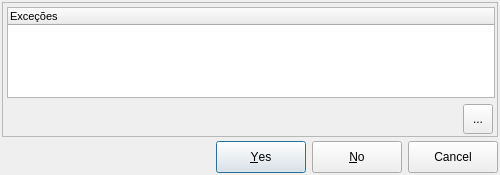
This is libpgmodeler_ui/ui/caixamensagem.ui in pgmodeler/pgmodeler as Qt 5 draws it before an edit. The edited form follows.
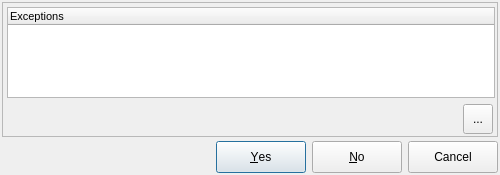
This is the edited form. The open tabs and pages were chosen to show the change. Icons and pictures are not drawn.

Diff of the .ui file:
```diff
--- a/libpgmodeler_ui/ui/caixamensagem.ui
+++ b/libpgmodeler_ui/ui/caixamensagem.ui
@@ -307,7 +307,7 @@
             </property>
             <column>
              <property name="text">
-              <string>Exceções</string>
+              <string>Exceptions</string>
              </property>
             </column>
            </widget>
```
